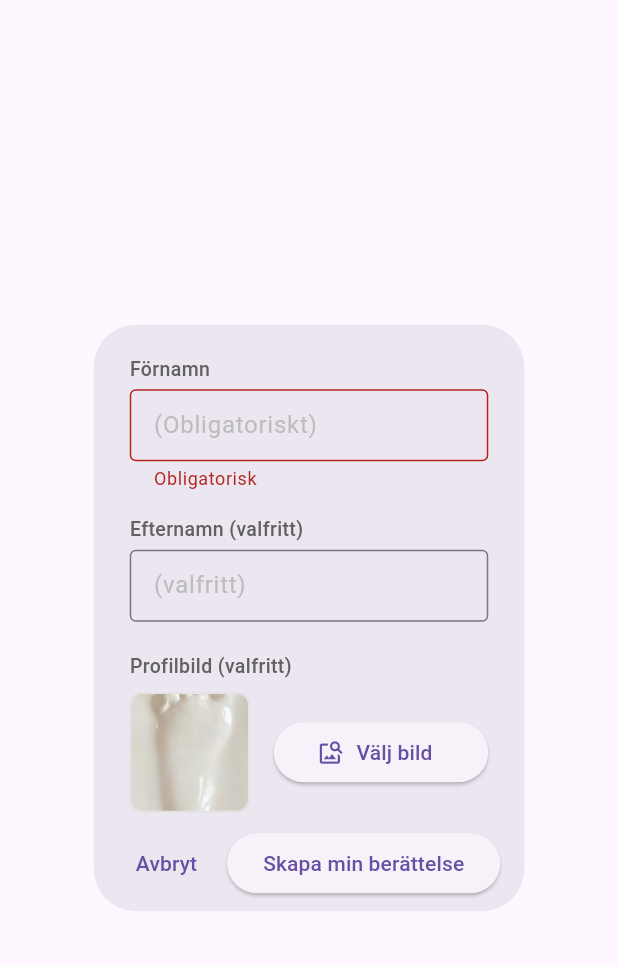
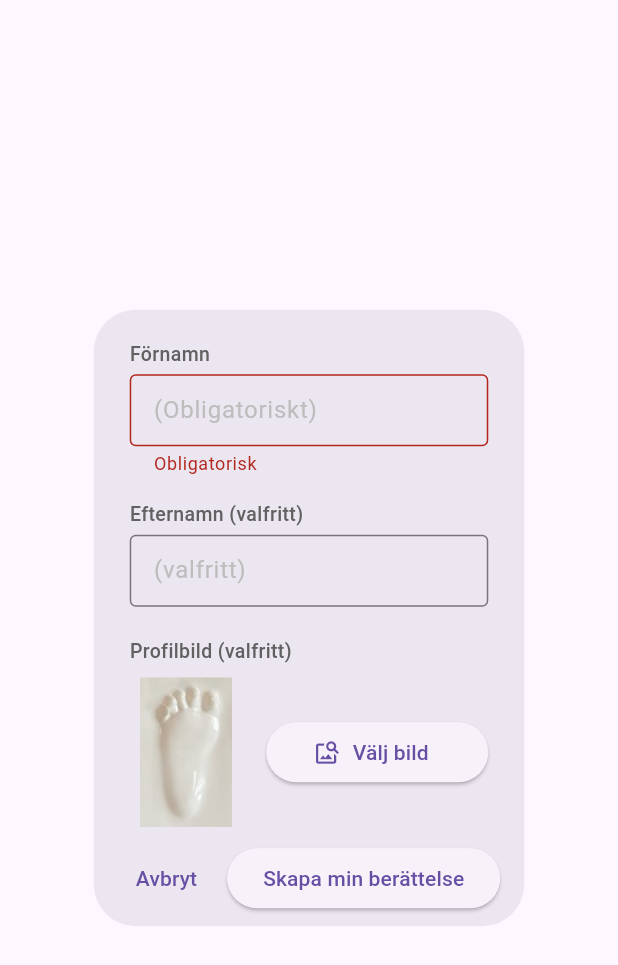
Before and after one commit to unearthcreator/barnbok, a Flutter app: the _CreateStoryDialogContent widget shown alone on an empty page, opened directly with empty values, after a tap on "Skapa min berättelse", on a phone screen of 412 x 824 dp. Shown: the top 965 px of the screen. Run offline on Flutter 3.47's test engine with Material 3 defaults, Android fonts, the phone set to English and light mode, and no system bars; our stand-ins replace hive, hive_flutter, image_picker, logger; accounts and stored records are empty.

Commit message:
Workingclicking on image in dialog

```diff
--- a/lib/features/menu_screens/widgets/story_dialog.dart
+++ b/lib/features/menu_screens/widgets/story_dialog.dart
@@ -11,7 +11,7 @@ import 'package:barnbok/models/card_info.dart';
 import 'package:barnbok/repositories/card_data_repository.dart';
 import 'package:barnbok/repositories/hive_card_data_repository.dart';
 
-// --- showCreateStoryDialog function remains the same ---
+// --- showCreateStoryDialog function (no changes) ---
 Future<bool?> showCreateStoryDialog(BuildContext context, int positionIndex) async {
   final result = await showDialog<bool?>(
     context: context,
@@ -26,7 +26,7 @@ Future<bool?> showCreateStoryDialog(BuildContext context, int positionIndex) asy
 
 class _CreateStoryDialogContent extends StatefulWidget {
   final int positionIndex;
-  const _CreateStoryDialogContent({required this.positionIndex, super.key}); // Added key
+  const _CreateStoryDialogContent({required this.positionIndex, super.key});
 
   @override
   State<_CreateStoryDialogContent> createState() => _CreateStoryDialogContentState();
@@ -40,13 +40,10 @@ class _CreateStoryDialogContentState extends State<_CreateStoryDialogContent> {
   late final CardDataRepository _repository;
   bool _repoInitialized = false;
 
-  // --- NEW STATE VARIABLE for selected image ---
   File? _selectedImageFile;
-  final ImagePicker _picker = ImagePicker(); // Instance of ImagePicker
+  final ImagePicker _picker = ImagePicker();
 
-  // Placeholder path (remains useful)
   static const String fakeImagePath = 'assets/images/baby_foot_ceramic.jpg';
-
 
   @override
   void initState() {
@@ -57,7 +54,7 @@ class _CreateStoryDialogContentState extends State<_CreateStoryDialogContent> {
   }
 
   Future<void> _initializeRepository() async {
-    // ... (repository initialization logic remains the same)
+    // ... (repository initialization logic - no changes)
      try {
       if (!Hive.isBoxOpen(HiveCardDataRepository.boxName)) {
         print("CreateStoryDialog: Warning - Box was not open.");
@@ -72,7 +69,6 @@ class _CreateStoryDialogContentState extends State<_CreateStoryDialogContent> {
       print("CreateStoryDialog: Error initializing repository: $e");
       _repoInitialized = false;
     }
-    // Trigger a rebuild if initialization state changes after frame build
     if (mounted) {
         setState(() {});
     }
@@ -85,15 +81,13 @@ class _CreateStoryDialogContentState extends State<_CreateStoryDialogContent> {
     super.dispose();
   }
 
-  // --- NEW METHOD: Pick Image ---
   Future<void> _pickImage() async {
-    // Ensure user isn't saving while picking
+    // ... (_pickImage method - no changes)
     if (_isSaving) return;
 
     try {
       final XFile? pickedFile = await _picker.pickImage(
-        source: ImageSource.gallery, // Or ImageSource.camera
-        // Optional: Add constraints like imageQuality or maxWidth/maxHeight
+        source: ImageSource.gallery,
         // imageQuality: 80,
         // maxWidth: 800,
       );
@@ -104,25 +98,21 @@ class _CreateStoryDialogContentState extends State<_CreateStoryDialogContent> {
           print("Image selected: ${pickedFile.path}");
         });
       } else {
-        // User canceled the picker
         print("Image selection cancelled.");
       }
     } catch (e) {
-      // Handle potential errors (e.g., permissions denied)
       print("Error picking image: $e");
-      // Optionally show a snackbar or alert to the user
       if (mounted) {
           ScaffoldMessenger.of(context).showSnackBar(
-              const SnackBar(content: Text('Kunde inte välja bild. Kontrollera behörigheter.')) // Could not pick image. Check permissions.
+            const SnackBar(content: Text('Kunde inte välja bild. Kontrollera behörigheter.'))
           );
       }
     }
   }
-  // --- End Pick Image Method ---
 
 
-  // --- UPDATED submit form ---
   Future<void> _submitForm() async {
+   // ... (_submitForm method - no changes)
    if (!_repoInitialized || _isSaving) return;
 
     if (_formKey.currentState!.validate()) {
@@ -133,22 +123,17 @@ class _CreateStoryDialogContentState extends State<_CreateStoryDialogContent> {
         final String lastName = _lastNameController.text.trim();
         final String uniqueId = const Uuid().v4();
 
-        // --- Determine image path to save ---
-        String imagePathToSave = fakeImagePath; // Default to placeholder
+        String imagePathToSave = fakeImagePath;
         if (_selectedImageFile != null) {
-          // IMPORTANT: Using the direct path from the picker might point to a
-          // temporary file. For long-term storage, you should ideally COPY
-          // the file to your app's private directory (e.g., using path_provider)
-          // and save THAT path. For simplicity now, we save the picker's path.
+          // Consider copying file for persistence later
           imagePathToSave = _selectedImageFile!.path;
         }
-        // --- End determining image path ---
 
         final newCardData = CardInfo(
           uniqueId: uniqueId,
           surname: surname,
           lastName: lastName.isEmpty ? null : lastName,
-          imagePath: imagePathToSave, // Use the determined path
+          imagePath: imagePathToSave,
           positionIndex: widget.positionIndex,
         );
 
@@ -160,7 +145,7 @@ class _CreateStoryDialogContentState extends State<_CreateStoryDialogContent> {
         print('  UUID: ${newCardData.uniqueId}');
         print('  Surname: ${newCardData.surname}');
         print('  Last Name: ${newCardData.lastName ?? 'N/A'}');
-        print('  Image Path: ${newCardData.imagePath}'); // Will show selected path or placeholder
+        print('  Image Path: ${newCardData.imagePath}');
         print('  Position Index: ${newCardData.positionIndex}');
         print('--------------------');
 
@@ -173,32 +158,31 @@ class _CreateStoryDialogContentState extends State<_CreateStoryDialogContent> {
         if (mounted) {
           setState(() { _isSaving = false; });
             ScaffoldMessenger.of(context).showSnackBar(
-              const SnackBar(content: Text('Kunde inte spara berättelsen.')) // Could not save story.
+              const SnackBar(content: Text('Kunde inte spara berättelsen.'))
             );
         }
       }
     }
   }
-  // --- End submit form ---
 
   @override
   Widget build(BuildContext context) {
-    // Define placeholder widget separately for clarity
+    // Define placeholder widget with correct styling
     Widget imagePlaceholder = Container(
-        width: 80,
-        height: 80,
+        width: 75,
+        height: 100,
         decoration: BoxDecoration(
-            color: Colors.grey[200],
-            borderRadius: BorderRadius.circular(8), // Rounded corners
+            // No background color
+            borderRadius: BorderRadius.circular(8),
             image: const DecorationImage(
-                image: AssetImage(fakeImagePath), // Show placeholder inside
-                fit: BoxFit.cover)),
-        // child: Icon(Icons.person, size: 40, color: Colors.grey[400]), // Alternative: show icon
+                image: AssetImage(fakeImagePath),
+                fit: BoxFit.contain, // Use contain
+            )
+        ),
     );
 
     return AlertDialog(
       insetPadding: const EdgeInsets.symmetric(horizontal: 20.0, vertical: 20.0),
-      // Increased vertical padding slightly to accommodate image picker
       contentPadding: const EdgeInsets.fromLTRB(24.0, 20.0, 24.0, 10.0),
       content: SingleChildScrollView(
         child: Form(
@@ -250,56 +234,59 @@ class _CreateStoryDialogContentState extends State<_CreateStoryDialogContent> {
                 ),
                 textCapitalization: TextCapitalization.words,
               ),
-              const SizedBox(height: 20), // Increased spacing before image picker
+              const SizedBox(height: 20),
 
 
-              // --- NEW: Image Picker Section ---
+              // --- Image Picker Section ---
               Text(
                   'Profilbild (valfritt)',
                   style: TextStyle(fontSize: 13, fontWeight: FontWeight.w500, color: Colors.grey[700]),
               ),
               const SizedBox(height: 8),
               Row(
-                crossAxisAlignment: CrossAxisAlignment.center, // Align items vertically
+                crossAxisAlignment: CrossAxisAlignment.center,
                 children: [
-                  // Image Preview Area
-                  Container(
-                    width: 80, // Set fixed size for preview
-                    height: 80,
+
+                  // --- WRAPPED Image Preview Area with InkWell ---
+                  InkWell(
+                    // Call _pickImage on tap, disable if saving
+                    onTap: _isSaving ? null : _pickImage,
+                    // Apply border radius to InkWell ripple effect
+                    borderRadius: BorderRadius.circular(8.0),
+                    child: Container(
+                      width: 75, // Portrait size
+                      height: 100,
                       decoration: BoxDecoration(
-                        border: Border.all(color: Colors.grey[300]!),
-                        borderRadius: BorderRadius.circular(8), // Match placeholder
+                        // No border or background color here
+                        borderRadius: BorderRadius.circular(8),
                       ),
+                      child: ClipRRect( // Clip the image content
+                        borderRadius: BorderRadius.circular(8.0),
                         child: _selectedImageFile != null
-                        ? ClipRRect( // Clip image to rounded corners
-                              borderRadius: BorderRadius.circular(8.0),
-                              child: Image.file(
+                            ? Image.file(
                                 _selectedImageFile!,
-                                fit: BoxFit.cover, // Cover the area
-                                width: 80,
-                                height: 80,
+                                fit: BoxFit.contain, // Use contain
+                                width: 75,
+                                height: 100,
                                 errorBuilder: (context, error, stackTrace) {
-                                    // Show placeholder if image file fails to load
                                   print("Error loading image file: $error");
                                   return imagePlaceholder;
                                 },
+                              )
+                            : imagePlaceholder, // Show placeholder
                       ),
-                            )
-                        : imagePlaceholder, // Show placeholder if no image selected
                     ),
+                  ),
+                  // --- End WRAPPED Image Preview Area ---
 
-                  const SizedBox(width: 16), // Spacing between preview and button
+                  const SizedBox(width: 16), // Spacing
 
-                  // Choose Image Button
-                  Expanded( // Allow button to take remaining space if needed (optional)
+                  // Choose Image Button (remains the same)
+                  Expanded(
                     child: ElevatedButton.icon(
-                       // Changed to icon button for better look
-                      onPressed: _isSaving ? null : _pickImage, // Disable while saving
+                      onPressed: _isSaving ? null : _pickImage,
                       icon: const Icon(Icons.image_search),
-                      label: Text(_selectedImageFile == null ? 'Välj bild' : 'Ändra bild'), // Choose / Change Image
-                      style: ElevatedButton.styleFrom(
-                         // Add some style if desired
-                      ),
+                      label: Text(_selectedImageFile == null ? 'Välj bild' : 'Ändra bild'),
                     ),
                   ),
                 ],
@@ -310,9 +297,9 @@ class _CreateStoryDialogContentState extends State<_CreateStoryDialogContent> {
           ),
         ),
       ),
-      // Actions Padding adjusted if needed
       actionsPadding: const EdgeInsets.fromLTRB(16.0, 0.0, 16.0, 8.0),
       actions: <Widget>[
+        // ... (Actions - no changes) ...
         if (!_isSaving)
           TextButton(
             child: const Text('Avbryt'),
@@ -321,7 +308,6 @@ class _CreateStoryDialogContentState extends State<_CreateStoryDialogContent> {
             },
           ),
         ElevatedButton(
-          // Disable button if repo not ready OR if saving
           onPressed: (_isSaving || !_repoInitialized) ? null : _submitForm,
           child: _isSaving
               ? const SizedBox(width: 20, height: 20, child: CircularProgressIndicator(strokeWidth: 2, color: Colors.white))
```
Lines whose indentation alone changed are shown as unchanged.
